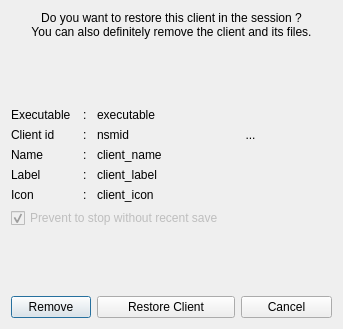
Before: the Qt Designer form resources/ui/client_trash.ui in Houston4444/RaySession, drawn with Qt 5.
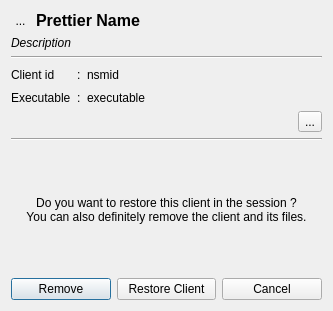
After: the same form once the commit is applied. Icons and pictures are not drawn. Custom widgets are drawn as their Qt base class.

Commit message: redesign trash client dialog

What changed in the file:
```diff
--- a/resources/ui/client_trash.ui
+++ b/resources/ui/client_trash.ui
@@ -6,57 +6,18 @@
    <rect>
     <x>0</x>
     <y>0</y>
-    <width>343</width>
-    <height>329</height>
+    <width>333</width>
+    <height>311</height>
    </rect>
   </property>
   <property name="windowTitle">
    <string>Restore Client ?</string>
   </property>
-  <layout class="QGridLayout" name="gridLayout">
-   <item row="4" column="2" colspan="2">
-    <widget class="QLabel" name="labelClientName">
-     <property name="text">
-      <string>client_name</string>
-     </property>
-    </widget>
-   </item>
-   <item row="4" column="1">
-    <widget class="QLabel" name="label_8">
-     <property name="sizePolicy">
-      <sizepolicy hsizetype="Minimum" vsizetype="Preferred">
-       <horstretch>0</horstretch>
-       <verstretch>0</verstretch>
-      </sizepolicy>
-     </property>
-     <property name="text">
-      <string>:</string>
-     </property>
-    </widget>
-   </item>
-   <item row="2" column="2" colspan="2">
-    <widget class="QLabel" name="labelExecutable">
-     <property name="text">
-      <string>executable</string>
-     </property>
-    </widget>
-   </item>
-   <item row="5" column="0">
-    <widget class="QLabel" name="label_6">
-     <property name="text">
-      <string>Label</string>
-     </property>
-    </widget>
-   </item>
-   <item row="6" column="0">
-    <widget class="QLabel" name="label_5">
-     <property name="text">
-      <string>Icon</string>
-     </property>
-    </widget>
-   </item>
-   <item row="2" column="4" rowspan="3">
-    <widget class="QToolButton" name="toolButtonIcon">
+  <layout class="QVBoxLayout" name="verticalLayout">
+   <item>
+    <layout class="QHBoxLayout" name="horizontalLayout_2">
+     <item>
+      <widget class="FakeToolButton" name="toolButtonIcon">
      <property name="styleSheet">
       <string notr="true">QToolButton{border:none}</string>
      </property>
@@ -69,48 +30,59 @@
      </property>
      <property name="iconSize">
       <size>
-       <width>48</width>
-       <height>48</height>
+         <width>64</width>
+         <height>64</height>
       </size>
      </property>
     </widget>
    </item>
-   <item row="3" column="2" colspan="2">
-    <widget class="QLabel" name="labelId">
+     <item>
+      <widget class="QLabel" name="labelPrettierName">
+       <property name="font">
+        <font>
+         <pointsize>12</pointsize>
+         <weight>75</weight>
+         <bold>true</bold>
+        </font>
+       </property>
      <property name="text">
-      <string>nsmid</string>
+        <string>Prettier Name</string>
      </property>
     </widget>
    </item>
-   <item row="5" column="1">
-    <widget class="QLabel" name="label_9">
-     <property name="sizePolicy">
-      <sizepolicy hsizetype="Minimum" vsizetype="Preferred">
-       <horstretch>0</horstretch>
-       <verstretch>0</verstretch>
-      </sizepolicy>
+    </layout>
+   </item>
+   <item>
+    <widget class="QLabel" name="labelDescription">
+     <property name="font">
+      <font>
+       <italic>true</italic>
+      </font>
      </property>
      <property name="text">
-      <string>:</string>
+      <string>Description</string>
      </property>
     </widget>
    </item>
-   <item row="2" column="1">
+   <item>
+    <widget class="Line" name="line">
+     <property name="orientation">
+      <enum>Qt::Horizontal</enum>
+     </property>
+    </widget>
+   </item>
+   <item>
+    <layout class="QGridLayout" name="gridLayout">
+     <item row="0" column="0">
+      <widget class="QLabel" name="label_3">
+       <property name="text">
+        <string>Client id</string>
+       </property>
+      </widget>
+     </item>
+     <item row="1" column="0">
     <widget class="QLabel" name="label_4">
      <property name="sizePolicy">
-      <sizepolicy hsizetype="Fixed" vsizetype="Preferred">
-       <horstretch>0</horstretch>
-       <verstretch>0</verstretch>
-      </sizepolicy>
-     </property>
-     <property name="text">
-      <string>:</string>
-     </property>
-    </widget>
-   </item>
-   <item row="2" column="0">
-    <widget class="QLabel" name="label">
-     <property name="sizePolicy">
       <sizepolicy hsizetype="Maximum" vsizetype="Preferred">
        <horstretch>0</horstretch>
        <verstretch>0</verstretch>
@@ -121,30 +93,10 @@
      </property>
     </widget>
    </item>
-   <item row="6" column="1">
-    <widget class="QLabel" name="label_10">
-     <property name="sizePolicy">
-      <sizepolicy hsizetype="Minimum" vsizetype="Preferred">
-       <horstretch>0</horstretch>
-       <verstretch>0</verstretch>
-      </sizepolicy>
-     </property>
-     <property name="text">
-      <string>:</string>
-     </property>
-    </widget>
-   </item>
-   <item row="4" column="0">
-    <widget class="QLabel" name="label_2">
-     <property name="text">
-      <string>Name</string>
-     </property>
-    </widget>
-   </item>
-   <item row="3" column="1">
+     <item row="0" column="1">
     <widget class="QLabel" name="label_7">
      <property name="sizePolicy">
-      <sizepolicy hsizetype="Minimum" vsizetype="Preferred">
+        <sizepolicy hsizetype="Fixed" vsizetype="Preferred">
        <horstretch>0</horstretch>
        <verstretch>0</verstretch>
       </sizepolicy>
@@ -154,34 +106,87 @@
      </property>
     </widget>
    </item>
-   <item row="3" column="0">
-    <widget class="QLabel" name="label_3">
+     <item row="1" column="1">
+      <widget class="QLabel" name="label_5">
+       <property name="sizePolicy">
+        <sizepolicy hsizetype="Fixed" vsizetype="Preferred">
+         <horstretch>0</horstretch>
+         <verstretch>0</verstretch>
+        </sizepolicy>
+       </property>
      <property name="text">
-      <string>Client id</string>
+        <string>:</string>
      </property>
     </widget>
    </item>
-   <item row="7" column="0" colspan="5">
-    <widget class="QCheckBox" name="checkBoxSaveStop">
-     <property name="enabled">
-      <bool>false</bool>
-     </property>
+     <item row="0" column="2">
+      <widget class="QLabel" name="labelId">
      <property name="text">
-      <string>Prevent to stop without recent save</string>
-     </property>
-     <property name="checked">
-      <bool>true</bool>
-     </property>
-    </widget>
-   </item>
-   <item row="5" column="2">
-    <widget class="QLabel" name="labelClientLabel">
+        <string>nsmid</string>
+       </property>
+      </widget>
+     </item>
+     <item row="0" column="3">
+      <spacer name="horizontalSpacer_2">
+       <property name="orientation">
+        <enum>Qt::Horizontal</enum>
+       </property>
+       <property name="sizeHint" stdset="0">
+        <size>
+         <width>40</width>
+         <height>20</height>
+        </size>
+       </property>
+      </spacer>
+     </item>
+     <item row="1" column="2">
+      <widget class="QLabel" name="labelExecutable">
+       <property name="text">
+        <string>executable</string>
+       </property>
+      </widget>
+     </item>
+    </layout>
+   </item>
+   <item>
+    <layout class="QHBoxLayout" name="horizontalLayout_3">
+     <item>
+      <spacer name="horizontalSpacer_3">
+       <property name="orientation">
+        <enum>Qt::Horizontal</enum>
+       </property>
+       <property name="sizeHint" stdset="0">
+        <size>
+         <width>40</width>
+         <height>20</height>
+        </size>
+       </property>
+      </spacer>
+     </item>
+     <item>
+      <widget class="QToolButton" name="toolButtonAdvanced">
+       <property name="toolTip">
+        <string>&lt;html&gt;&lt;head/&gt;&lt;body&gt;&lt;p&gt;Get more informations on this trashed client.&lt;/p&gt;&lt;/body&gt;&lt;/html&gt;</string>
+       </property>
      <property name="text">
-      <string>client_label</string>
-     </property>
-    </widget>
-   </item>
-   <item row="8" column="0">
+        <string>...</string>
+       </property>
+       <property name="icon">
+        <iconset theme="dialog-information">
+         <normaloff>.</normaloff>.</iconset>
+       </property>
+      </widget>
+     </item>
+    </layout>
+   </item>
+   <item>
+    <widget class="Line" name="line_2">
+     <property name="orientation">
+      <enum>Qt::Horizontal</enum>
+     </property>
+    </widget>
+   </item>
+   <item>
     <spacer name="verticalSpacer">
      <property name="orientation">
       <enum>Qt::Vertical</enum>
@@ -194,21 +199,29 @@
      </property>
     </spacer>
    </item>
-   <item row="6" column="2">
-    <widget class="QLabel" name="labelClientIcon">
-     <property name="text">
-      <string>client_icon</string>
-     </property>
-    </widget>
-   </item>
-   <item row="0" column="0" colspan="6">
+   <item>
     <widget class="QLabel" name="label_11">
      <property name="text">
       <string>&lt;html&gt;&lt;head/&gt;&lt;body&gt;&lt;p align=&quot;center&quot;&gt;Do you want to restore this client in the session ?&lt;br/&gt;You can also definitely remove the client and its files.&lt;/p&gt;&lt;/body&gt;&lt;/html&gt;</string>
      </property>
     </widget>
    </item>
-   <item row="9" column="0" colspan="2">
+   <item>
+    <spacer name="verticalSpacer_2">
+     <property name="orientation">
+      <enum>Qt::Vertical</enum>
+     </property>
+     <property name="sizeHint" stdset="0">
+      <size>
+       <width>20</width>
+       <height>40</height>
+      </size>
+     </property>
+    </spacer>
+   </item>
+   <item>
+    <layout class="QHBoxLayout" name="horizontalLayout">
+     <item>
     <widget class="QPushButton" name="pushButtonRemove">
      <property name="toolTip">
       <string>&lt;html&gt;&lt;head/&gt;&lt;body&gt;&lt;p&gt;Remove definitely the client and its files.&lt;/p&gt;&lt;/body&gt;&lt;/html&gt;</string>
@@ -221,30 +234,7 @@
      </property>
     </widget>
    </item>
-   <item row="9" column="4" colspan="2">
-    <widget class="QPushButton" name="pushButtonCancel">
-     <property name="text">
-      <string>Cancel</string>
-     </property>
-     <property name="icon">
-      <iconset theme="dialog-cancel"/>
-     </property>
-    </widget>
-   </item>
-   <item row="1" column="0">
-    <spacer name="verticalSpacer_2">
-     <property name="orientation">
-      <enum>Qt::Vertical</enum>
-     </property>
-     <property name="sizeHint" stdset="0">
-      <size>
-       <width>20</width>
-       <height>40</height>
-      </size>
-     </property>
-    </spacer>
-   </item>
-   <item row="9" column="2" colspan="2">
+     <item>
     <widget class="QPushButton" name="pushButtonRestore">
      <property name="toolTip">
       <string>&lt;html&gt;&lt;head/&gt;&lt;body&gt;&lt;p&gt;Restore this client in current session.&lt;/p&gt;&lt;/body&gt;&lt;/html&gt;</string>
@@ -258,8 +248,28 @@
      </property>
     </widget>
    </item>
-  </layout>
+     <item>
+      <widget class="QPushButton" name="pushButtonCancel">
+       <property name="text">
+        <string>Cancel</string>
+       </property>
+       <property name="icon">
+        <iconset theme="dialog-cancel">
+         <normaloff>.</normaloff>.</iconset>
+       </property>
+      </widget>
+     </item>
+    </layout>
+   </item>
+  </layout>
  </widget>
+ <customwidgets>
+  <customwidget>
+   <class>FakeToolButton</class>
+   <extends>QToolButton</extends>
+   <header>surclassed_widgets</header>
+  </customwidget>
+ </customwidgets>
  <resources/>
  <connections>
   <connection>
```
Left out of the diff: 21 changed lines with no effect on the pictures. Lines whose indentation alone changed are shown as unchanged. The commit also changes 17 other files.
